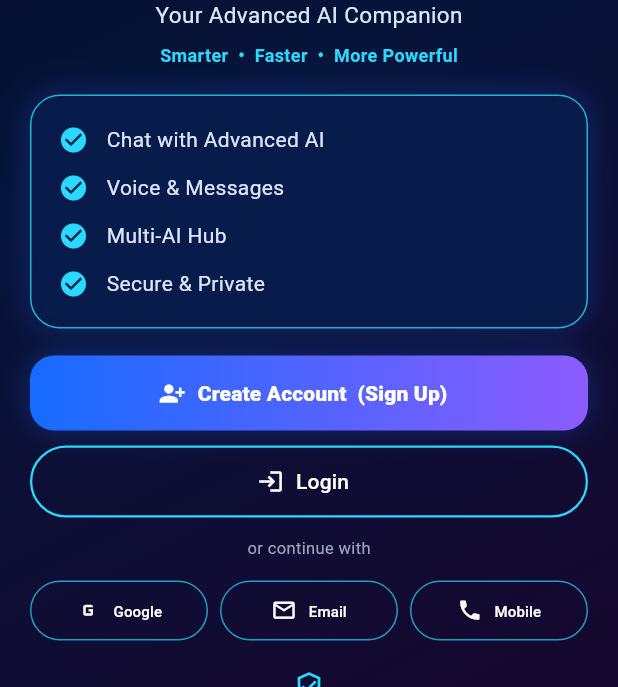
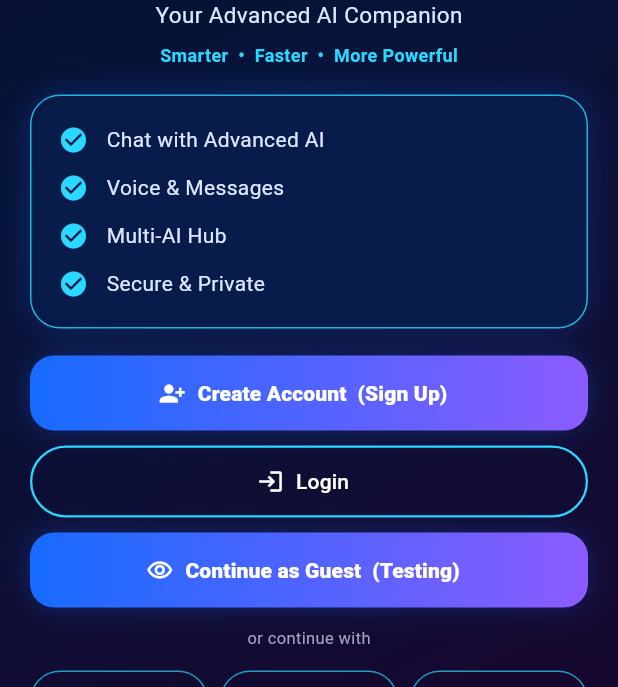
Before and after one commit to lavsharma2910-dev/AJ-AI-Android, a Flutter app: the screen it shows after launch, on a phone screen of 412 x 824 dp, the part 549-1236 px from its top. Run offline on Flutter 3.47's test engine with Material 3 defaults, Android fonts, the phone set to English and light mode, and no system bars; our stand-ins replace share_plus, shared_preferences.

Commit message:
feat(update-34): add temporary guest testing access

```diff
--- a/lib/main.dart
+++ b/lib/main.dart
@@ -1814,6 +1814,14 @@ class WelcomeScreen extends StatelessWidget {
                   shape: const StadiumBorder()),
                 onPressed: () => _preview(context, 'Login अभी Preview है।'),
                 icon: const Icon(Icons.login), label: const Text('Login'))),
+              const SizedBox(height: 10),
+              _NeonButton(
+                label: 'Continue as Guest  (Testing)',
+                icon: Icons.visibility_outlined,
+                onTap: () => Navigator.of(context).pushReplacement(
+                  MaterialPageRoute(builder: (_) => const NeonDashboardScreen()),
+                ),
+              ),
               const SizedBox(height: 12),
               const Text('or continue with', style: TextStyle(color: muted, fontSize: 11)),
               const SizedBox(height: 10),
```
